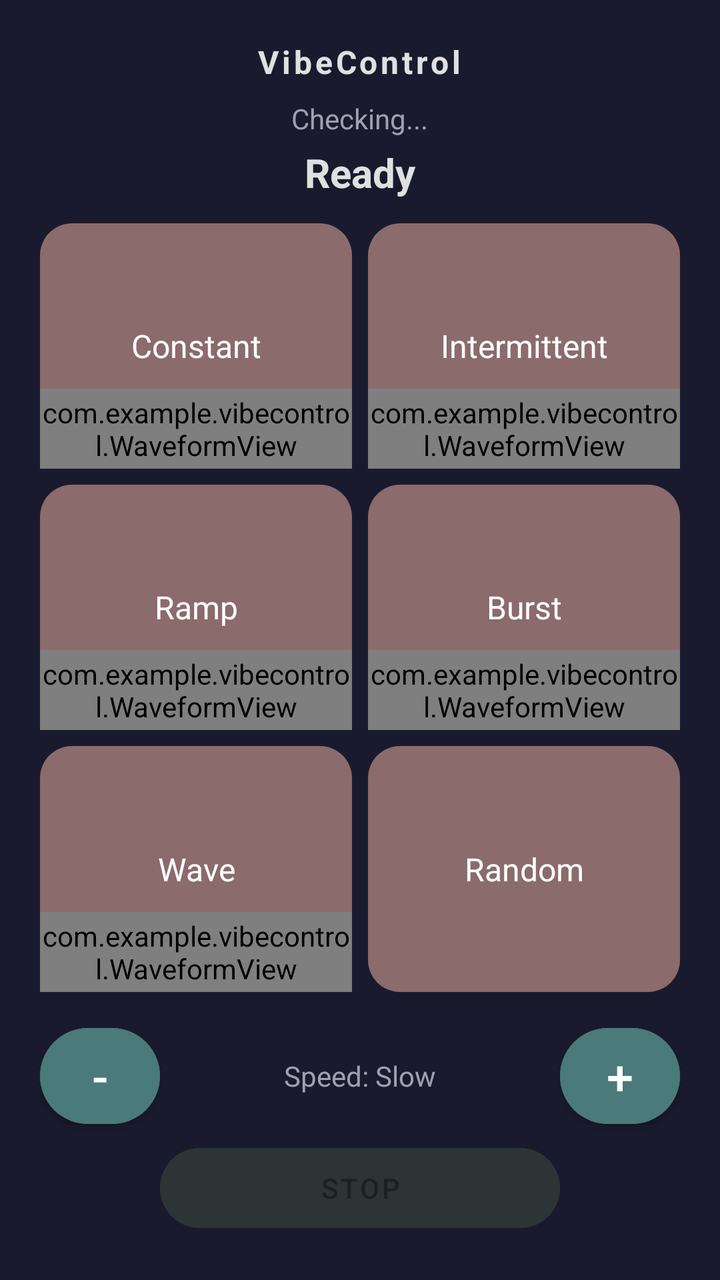
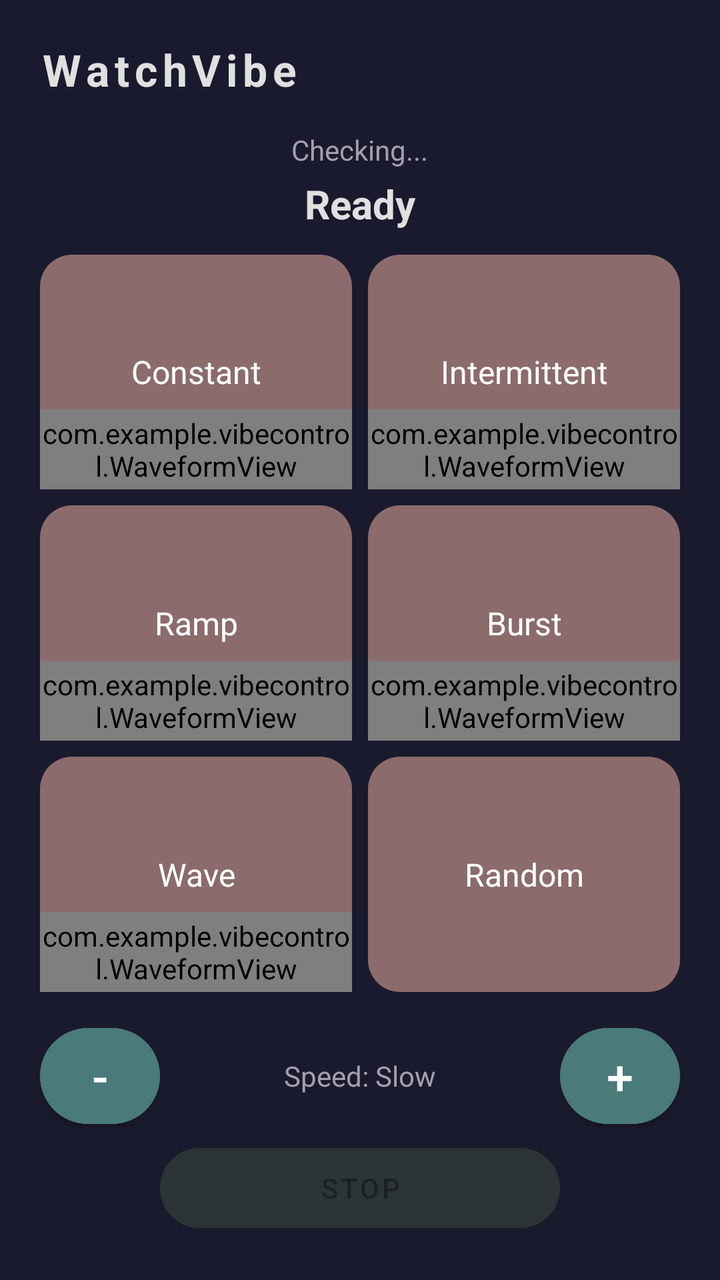

An Android layout rendered at two revisions. The XML below is the earlier revision; the diff shows what the commit changed to produce the second picture.
<!-- AndroidManifest.xml: application theme Theme.MaterialComponents.DayNight.NoActionBar -->
<!-- res/layout/activity_main.xml -->
<?xml version="1.0" encoding="utf-8"?>
<LinearLayout
    xmlns:android="http://schemas.android.com/apk/res/android"
    xmlns:app="http://schemas.android.com/apk/res-auto"
    android:layout_width="match_parent"
    android:layout_height="match_parent"
    android:orientation="vertical"
    android:gravity="center"
    android:padding="20dp"
    android:background="#1a1a2e">

    
    <TextView
        android:layout_width="wrap_content"
        android:layout_height="wrap_content"
        android:text="VibeControl"
        android:textColor="#e0e0e0"
        android:textSize="16sp"
        android:textStyle="bold"
        android:letterSpacing="0.1"
        android:layout_marginBottom="8dp" />

    
    <TextView
        android:id="@+id/wearStatus"
        android:layout_width="wrap_content"
        android:layout_height="wrap_content"
        android:text="Checking..."
        android:textColor="#a0a0b0"
        android:textSize="14sp"
        android:layout_marginBottom="4dp" />

    
    <TextView
        android:id="@+id/statusText"
        android:layout_width="wrap_content"
        android:layout_height="wrap_content"
        android:text="Ready"
        android:textColor="#e0e0e0"
        android:textSize="20sp"
        android:textStyle="bold"
        android:layout_marginBottom="12dp" />

    
    <LinearLayout
        android:layout_width="match_parent"
        android:layout_height="0dp"
        android:layout_weight="1"
        android:orientation="vertical">

        <LinearLayout
            android:layout_width="match_parent"
            android:layout_height="0dp"
            android:layout_weight="1"
            android:orientation="horizontal"
            android:layout_marginBottom="8dp">

            
            <FrameLayout
                android:id="@+id/tileConstant"
                android:layout_width="0dp"
                android:layout_height="match_parent"
                android:layout_weight="1"
                android:layout_marginEnd="4dp"
                android:clickable="true"
                android:focusable="true"
                android:foreground="?attr/selectableItemBackground"
                android:background="@drawable/tile_bg_active"
                android:clipChildren="false"
                android:clipToPadding="false">

                <View
                    android:id="@+id/tileConstantBg"
                    android:layout_width="match_parent"
                    android:layout_height="match_parent"
                    android:background="@drawable/tile_bg" />

                <TextView
                    android:id="@+id/tileConstantTitle"
                    android:layout_width="match_parent"
                    android:layout_height="match_parent"
                    android:text="Constant"
                    android:textColor="#FFFFFF"
                    android:textSize="16sp"
                    android:gravity="center"
                    android:textAllCaps="false" />

                <FrameLayout
                    android:id="@+id/tileConstantActive"
                    android:layout_width="match_parent"
                    android:layout_height="match_parent"
                    android:visibility="gone">

                    <ImageView
                        android:id="@+id/tileConstantDots"
                        android:layout_width="56dp"
                        android:layout_height="56dp"
                        android:layout_gravity="center"
                        android:src="@drawable/ic_dots_circle"
                        android:tint="#FFFFFF" />

                    <View
                        android:id="@+id/tileConstantPulseBackdrop"
                        android:layout_width="20dp"
                        android:layout_height="20dp"
                        android:layout_gravity="center"
                        android:background="@drawable/tile_bg_pause_btn"
                        android:alpha="0.3" />

                    <View
                        android:id="@+id/tileConstantCenter"
                        android:layout_width="28dp"
                        android:layout_height="28dp"
                        android:layout_gravity="center"
                        android:background="@drawable/tile_bg_pause_btn" />
                </FrameLayout>

        <com.example.vibecontrol.WaveformView
            android:id="@+id/tileConstantChart"
            android:layout_width="match_parent"
            android:layout_height="40dp"
            android:layout_gravity="bottom" />
            </FrameLayout>

            
            <FrameLayout
                android:id="@+id/tileIntermittent"
                android:layout_width="0dp"
                android:layout_height="match_parent"
                android:layout_weight="1"
                android:layout_marginStart="4dp"
                android:clickable="true"
                android:focusable="true"
                android:foreground="?attr/selectableItemBackground"
                android:background="@drawable/tile_bg_active"
                android:clipChildren="false"
                android:clipToPadding="false">

                <View
                    android:id="@+id/tileIntermittentBg"
                    android:layout_width="match_parent"
                    android:layout_height="match_parent"
                    android:background="@drawable/tile_bg" />

                <TextView
                    android:id="@+id/tileIntermittentTitle"
                    android:layout_width="match_parent"
                    android:layout_height="match_parent"
                    android:text="Intermittent"
                    android:textColor="#FFFFFF"
                    android:textSize="16sp"
                    android:gravity="center"
                    android:textAllCaps="false" />

                <FrameLayout
                    android:id="@+id/tileIntermittentActive"
                    android:layout_width="match_parent"
                    android:layout_height="match_parent"
                    android:visibility="gone">

                    <ImageView
                        android:id="@+id/tileIntermittentDots"
                        android:layout_width="56dp"
                        android:layout_height="56dp"
                        android:layout_gravity="center"
                        android:src="@drawable/ic_dots_circle"
                        android:tint="#FFFFFF" />

                    <View
                        android:id="@+id/tileIntermittentPulseBackdrop"
                        android:layout_width="20dp"
                        android:layout_height="20dp"
                        android:layout_gravity="center"
                        android:background="@drawable/tile_bg_pause_btn"
                        android:alpha="0.3" />

                    <View
                        android:id="@+id/tileIntermittentCenter"
                        android:layout_width="28dp"
                        android:layout_height="28dp"
                        android:layout_gravity="center"
                        android:background="@drawable/tile_bg_pause_btn" />
                </FrameLayout>

        <com.example.vibecontrol.WaveformView
            android:id="@+id/tileIntermittentChart"
            android:layout_width="match_parent"
            android:layout_height="40dp"
            android:layout_gravity="bottom" />
            </FrameLayout>
        </LinearLayout>

        <LinearLayout
            android:layout_width="match_parent"
            android:layout_height="0dp"
            android:layout_weight="1"
            android:orientation="horizontal"
            android:layout_marginBottom="8dp">

            
            <FrameLayout
                android:id="@+id/tileRamp"
                android:layout_width="0dp"
                android:layout_height="match_parent"
                android:layout_weight="1"
                android:layout_marginEnd="4dp"
                android:clickable="true"
                android:focusable="true"
                android:foreground="?attr/selectableItemBackground"
                android:background="@drawable/tile_bg_active"
                android:clipChildren="false"
                android:clipToPadding="false">

                <View
                    android:id="@+id/tileRampBg"
                    android:layout_width="match_parent"
                    android:layout_height="match_parent"
                    android:background="@drawable/tile_bg" />

                <TextView
                    android:id="@+id/tileRampTitle"
                    android:layout_width="match_parent"
                    android:layout_height="match_parent"
                    android:text="Ramp"
                    android:textColor="#FFFFFF"
                    android:textSize="16sp"
                    android:gravity="center"
                    android:textAllCaps="false" />

                <FrameLayout
                    android:id="@+id/tileRampActive"
                    android:layout_width="match_parent"
                    android:layout_height="match_parent"
                    android:visibility="gone">

                    <ImageView
                        android:id="@+id/tileRampDots"
                        android:layout_width="56dp"
                        android:layout_height="56dp"
                        android:layout_gravity="center"
                        android:src="@drawable/ic_dots_circle"
                        android:tint="#FFFFFF" />

                    <View
                        android:id="@+id/tileRampPulseBackdrop"
                        android:layout_width="20dp"
                        android:layout_height="20dp"
                        android:layout_gravity="center"
                        android:background="@drawable/tile_bg_pause_btn"
                        android:alpha="0.3" />

                    <View
                        android:id="@+id/tileRampCenter"
                        android:layout_width="28dp"
                        android:layout_height="28dp"
                        android:layout_gravity="center"
                        android:background="@drawable/tile_bg_pause_btn" />
                </FrameLayout>

        <com.example.vibecontrol.WaveformView
            android:id="@+id/tileRampChart"
            android:layout_width="match_parent"
            android:layout_height="40dp"
            android:layout_gravity="bottom" />
            </FrameLayout>

            
            <FrameLayout
                android:id="@+id/tileBurst"
                android:layout_width="0dp"
                android:layout_height="match_parent"
                android:layout_weight="1"
                android:layout_marginStart="4dp"
                android:clickable="true"
                android:focusable="true"
                android:foreground="?attr/selectableItemBackground"
                android:background="@drawable/tile_bg_active"
                android:clipChildren="false"
                android:clipToPadding="false">

                <View
                    android:id="@+id/tileBurstBg"
                    android:layout_width="match_parent"
                    android:layout_height="match_parent"
                    android:background="@drawable/tile_bg" />

                <TextView
                    android:id="@+id/tileBurstTitle"
                    android:layout_width="match_parent"
                    android:layout_height="match_parent"
                    android:text="Burst"
                    android:textColor="#FFFFFF"
                    android:textSize="16sp"
                    android:gravity="center"
                    android:textAllCaps="false" />

                <FrameLayout
                    android:id="@+id/tileBurstActive"
                    android:layout_width="match_parent"
                    android:layout_height="match_parent"
                    android:visibility="gone">

                    <ImageView
                        android:id="@+id/tileBurstDots"
                        android:layout_width="56dp"
                        android:layout_height="56dp"
                        android:layout_gravity="center"
                        android:src="@drawable/ic_dots_circle"
                        android:tint="#FFFFFF" />

                    <View
                        android:id="@+id/tileBurstPulseBackdrop"
                        android:layout_width="20dp"
                        android:layout_height="20dp"
                        android:layout_gravity="center"
                        android:background="@drawable/tile_bg_pause_btn"
                        android:alpha="0.3" />

                    <View
                        android:id="@+id/tileBurstCenter"
                        android:layout_width="28dp"
                        android:layout_height="28dp"
                        android:layout_gravity="center"
                        android:background="@drawable/tile_bg_pause_btn" />
                </FrameLayout>

        <com.example.vibecontrol.WaveformView
            android:id="@+id/tileBurstChart"
            android:layout_width="match_parent"
            android:layout_height="40dp"
            android:layout_gravity="bottom" />
            </FrameLayout>
        </LinearLayout>

        <LinearLayout
            android:layout_width="match_parent"
            android:layout_height="0dp"
            android:layout_weight="1"
            android:orientation="horizontal"
            android:layout_marginBottom="0dp">

            
            <FrameLayout
                android:id="@+id/tileWave"
                android:layout_width="0dp"
                android:layout_height="match_parent"
                android:layout_weight="1"
                android:layout_marginEnd="4dp"
                android:clickable="true"
                android:focusable="true"
                android:foreground="?attr/selectableItemBackground"
                android:background="@drawable/tile_bg_active"
                android:clipChildren="false"
                android:clipToPadding="false">

                <View
                    android:id="@+id/tileWaveBg"
                    android:layout_width="match_parent"
                    android:layout_height="match_parent"
                    android:background="@drawable/tile_bg" />

                <TextView
                    android:id="@+id/tileWaveTitle"
                    android:layout_width="match_parent"
                    android:layout_height="match_parent"
                    android:text="Wave"
                    android:textColor="#FFFFFF"
                    android:textSize="16sp"
                    android:gravity="center"
                    android:textAllCaps="false" />

                <FrameLayout
                    android:id="@+id/tileWaveActive"
                    android:layout_width="match_parent"
                    android:layout_height="match_parent"
                    android:visibility="gone">

                    <ImageView
                        android:id="@+id/tileWaveDots"
                        android:layout_width="56dp"
                        android:layout_height="56dp"
                        android:layout_gravity="center"
                        android:src="@drawable/ic_dots_circle"
                        android:tint="#FFFFFF" />

                    <View
                        android:id="@+id/tileWavePulseBackdrop"
                        android:layout_width="20dp"
                        android:layout_height="20dp"
                        android:layout_gravity="center"
                        android:background="@drawable/tile_bg_pause_btn"
                        android:alpha="0.3" />

                    <View
                        android:id="@+id/tileWaveCenter"
                        android:layout_width="28dp"
                        android:layout_height="28dp"
                        android:layout_gravity="center"
                        android:background="@drawable/tile_bg_pause_btn" />
                </FrameLayout>

        <com.example.vibecontrol.WaveformView
            android:id="@+id/tileWaveChart"
            android:layout_width="match_parent"
            android:layout_height="40dp"
            android:layout_gravity="bottom" />
            </FrameLayout>

            
            <FrameLayout
                android:id="@+id/tileRandom"
                android:layout_width="0dp"
                android:layout_height="match_parent"
                android:layout_weight="1"
                android:layout_marginStart="4dp"
                android:clickable="true"
                android:focusable="true"
                android:foreground="?attr/selectableItemBackground"
                android:background="@drawable/tile_bg_active"
                android:clipChildren="false"
                android:clipToPadding="false">

                <View
                    android:id="@+id/tileRandomBg"
                    android:layout_width="match_parent"
                    android:layout_height="match_parent"
                    android:background="@drawable/tile_bg" />

                <TextView
                    android:id="@+id/tileRandomTitle"
                    android:layout_width="match_parent"
                    android:layout_height="match_parent"
                    android:text="Random"
                    android:textColor="#FFFFFF"
                    android:textSize="16sp"
                    android:gravity="center"
                    android:textAllCaps="false" />

                <FrameLayout
                    android:id="@+id/tileRandomActive"
                    android:layout_width="match_parent"
                    android:layout_height="match_parent"
                    android:visibility="gone">

                    <ImageView
                        android:id="@+id/tileRandomDots"
                        android:layout_width="56dp"
                        android:layout_height="56dp"
                        android:layout_gravity="center"
                        android:src="@drawable/ic_dots_circle"
                        android:tint="#FFFFFF" />

                    <View
                        android:id="@+id/tileRandomPulseBackdrop"
                        android:layout_width="20dp"
                        android:layout_height="20dp"
                        android:layout_gravity="center"
                        android:background="@drawable/tile_bg_pause_btn"
                        android:alpha="0.3" />

                    <View
                        android:id="@+id/tileRandomCenter"
                        android:layout_width="28dp"
                        android:layout_height="28dp"
                        android:layout_gravity="center"
                        android:background="@drawable/tile_bg_pause_btn" />
                </FrameLayout>

            </FrameLayout>
        </LinearLayout>
    </LinearLayout>

    
    <LinearLayout
        android:layout_width="match_parent"
        android:layout_height="wrap_content"
        android:orientation="horizontal"
        android:gravity="center"
        android:layout_marginTop="12dp">

        <com.google.android.material.button.MaterialButton
            android:id="@+id/btnLess"
            android:layout_width="60dp"
            android:layout_height="60dp"
            android:text="-"
            android:textSize="24sp"
            app:cornerRadius="30dp"
            android:backgroundTint="#4a7a7a" />

        <TextView
            android:id="@+id/speedLabel"
            android:layout_width="0dp"
            android:layout_height="wrap_content"
            android:layout_weight="1"
            android:text="Speed: Slow"
            android:textColor="#a0a0b0"
            android:textSize="14sp"
            android:gravity="center" />

        <com.google.android.material.button.MaterialButton
            android:id="@+id/btnMore"
            android:layout_width="60dp"
            android:layout_height="60dp"
            android:text="+"
            android:textSize="24sp"
            app:cornerRadius="30dp"
            android:backgroundTint="#4a7a7a" />
    </LinearLayout>

    
    <com.google.android.material.button.MaterialButton
        android:id="@+id/btnStop"
        android:layout_width="200dp"
        android:layout_height="52dp"
        android:text="STOP"
        android:textAllCaps="true"
        android:enabled="false"
        app:cornerRadius="26dp"
        android:backgroundTint="#2d3436" />

</LinearLayout>
<!-- resources referenced by this layout -->
<resources>
  <!-- drawable ic_dots_circle (drawable) -->
  <?xml version="1.0" encoding="utf-8"?>
  <vector xmlns:android="http://schemas.android.com/apk/res/android"
      android:width="48dp"
      android:height="48dp"
      android:viewportWidth="48"
      android:viewportHeight="48">
      
      <path android:fillColor="#FFFFFF" android:pathData="M21.5,6 A2.5,2.5 0 1,1 26.5,6 A2.5,2.5 0 1,1 21.5,6 Z" />
      
      <path android:fillColor="#FFFFFF" android:pathData="M34.23,11.27 A2.5,2.5 0 1,1 39.23,11.27 A2.5,2.5 0 1,1 34.23,11.27 Z" />
      
      <path android:fillColor="#FFFFFF" android:pathData="M39.5,24 A2.5,2.5 0 1,1 44.5,24 A2.5,2.5 0 1,1 39.5,24 Z" />
      
      <path android:fillColor="#FFFFFF" android:pathData="M34.23,36.73 A2.5,2.5 0 1,1 39.23,36.73 A2.5,2.5 0 1,1 34.23,36.73 Z" />
      
      <path android:fillColor="#FFFFFF" android:pathData="M21.5,42 A2.5,2.5 0 1,1 26.5,42 A2.5,2.5 0 1,1 21.5,42 Z" />
      
      <path android:fillColor="#FFFFFF" android:pathData="M8.77,36.73 A2.5,2.5 0 1,1 13.77,36.73 A2.5,2.5 0 1,1 8.77,36.73 Z" />
      
      <path android:fillColor="#FFFFFF" android:pathData="M3.5,24 A2.5,2.5 0 1,1 8.5,24 A2.5,2.5 0 1,1 3.5,24 Z" />
      
      <path android:fillColor="#FFFFFF" android:pathData="M8.77,11.27 A2.5,2.5 0 1,1 13.77,11.27 A2.5,2.5 0 1,1 8.77,11.27 Z" />
  </vector>
  <!-- drawable tile_bg (drawable) -->
  <?xml version="1.0" encoding="utf-8"?>
  <shape xmlns:android="http://schemas.android.com/apk/res/android" android:shape="rectangle">
      <corners android:radius="16dp" />
      <solid android:color="#8b6b6b" />
  </shape>
  <!-- drawable tile_bg_active (drawable) -->
  <?xml version="1.0" encoding="utf-8"?>
  <shape xmlns:android="http://schemas.android.com/apk/res/android" android:shape="rectangle">
      <corners android:radius="16dp" />
      <solid android:color="#00000000" />
  </shape>
  <!-- drawable tile_bg_pause_btn (drawable) -->
  <?xml version="1.0" encoding="utf-8"?>
  <shape xmlns:android="http://schemas.android.com/apk/res/android" android:shape="oval">
      <size android:width="28dp" android:height="28dp" />
      <solid android:color="#AAFFFFFF" />
  </shape>
</resources>

<!-- the commit's change to res/layout/activity_main.xml (unified diff, before → after) -->
@@ -11,14 +11,15 @@
 
     
     <TextView
-        android:layout_width="wrap_content"
+        android:layout_width="match_parent"
         android:layout_height="wrap_content"
-        android:text="VibeControl"
+        android:text="WatchVibe"
         android:textColor="#e0e0e0"
-        android:textSize="16sp"
+        android:textSize="22sp"
         android:textStyle="bold"
-        android:letterSpacing="0.1"
-        android:layout_marginBottom="8dp" />
+        android:gravity="start"
+        android:letterSpacing="0.12"
+        android:layout_marginBottom="16dp" />
 
     
     <TextView
